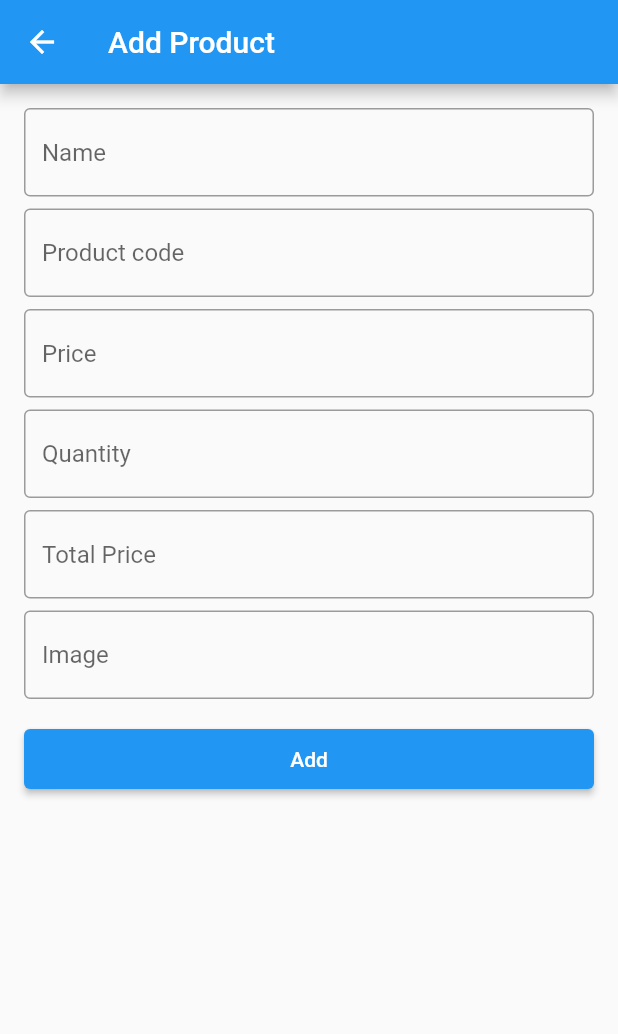
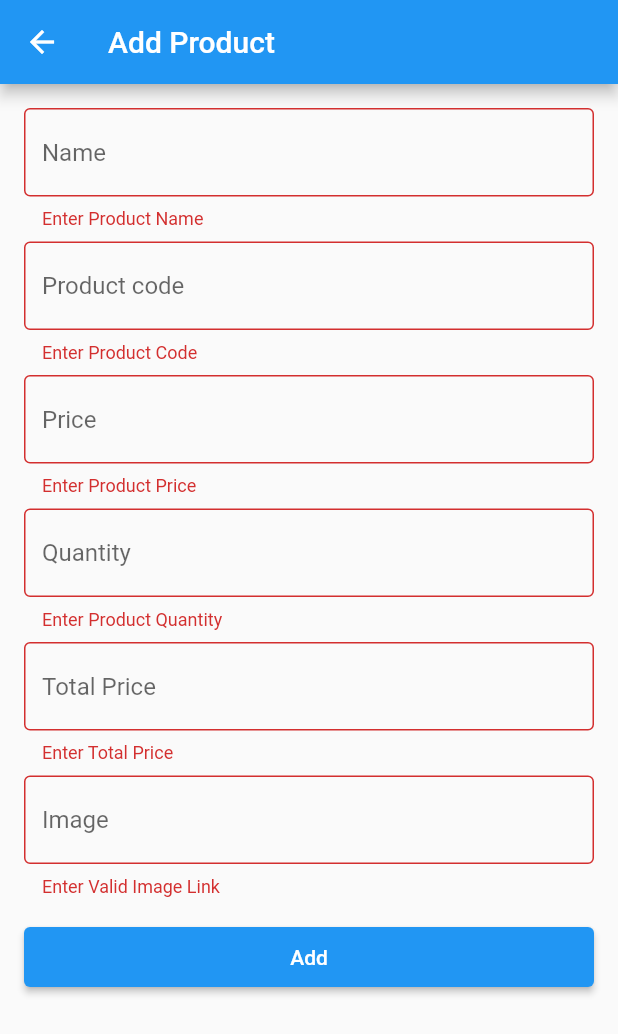
Before and after one commit to moniruzzaman76/Crud-App-Using-API, a Flutter app: the AddNewProductScreen screen opened directly, after a tap on "Add", on a phone screen of 412 x 824 dp. Shown: the top 1034 px of the screen. Run offline on Flutter 3.47's test engine with Material 2 defaults, Android fonts, the phone set to English and light mode, and no system bars; network calls fail.

Commit message:
completed created screen with api integration

```diff
--- a/lib/add_new_product_screen.dart
+++ b/lib/add_new_product_screen.dart
@@ -1,4 +1,6 @@
+import 'dart:convert';
 import 'package:flutter/material.dart';
+import 'package:http/http.dart';
 
 class AddNewProductScreen extends StatefulWidget {
   const AddNewProductScreen({Key? key}) : super(key: key);
@@ -8,6 +10,68 @@ class AddNewProductScreen extends StatefulWidget {
 }
 
 class _AddNewProductScreenState extends State<AddNewProductScreen> {
+
+  final TextEditingController nameEController = TextEditingController();
+  final TextEditingController productCodeEController = TextEditingController();
+  final TextEditingController priceEController = TextEditingController();
+  final TextEditingController quantityEController = TextEditingController();
+  final TextEditingController totalPriceEController = TextEditingController();
+  final TextEditingController imageEController = TextEditingController();
+
+  final _formKey = GlobalKey<FormState>();
+
+  bool _addInProgress = false;
+
+
+  void addProduct()async{
+    _addInProgress =true;
+    if(mounted){
+      setState(() {});
+    }
+
+    final url = Uri.parse("https://crud.teamrabbil.com/api/v1/CreateProduct");
+    final response = await post(
+        url,
+        headers: {"Content-Type": "application/json"},
+        body: jsonEncode({
+          "ProductName": nameEController.text,
+          "ProductCode": productCodeEController.text,
+          "Img":imageEController.text,
+          "UnitPrice": priceEController.text,
+          "Qty": quantityEController.text,
+          "TotalPrice": totalPriceEController.text,
+        })
+    );
+
+    _addInProgress =false;
+    if(mounted){
+      setState(() {});
+    }
+
+    final decodeResponse = jsonDecode(response.body);
+    if(response.statusCode == 200 && decodeResponse["status"]=="success"){
+
+      nameEController.clear();
+      productCodeEController.clear();
+      imageEController.clear();
+      priceEController.clear();
+      quantityEController.clear();
+      totalPriceEController.clear();
+
+      if(mounted){
+        ScaffoldMessenger.of(context).showSnackBar(const SnackBar(
+          backgroundColor: Colors.green,
+            content: Text("Successfully Add")));
+      }
+    }else{
+      if(mounted){
+        ScaffoldMessenger.of(context).showSnackBar(const SnackBar(
+            backgroundColor: Colors.red,
+            content: Text("failed data")));
+      }
+    }
+  }
+
   @override
   Widget build(BuildContext context) {
     return Scaffold(
@@ -17,39 +81,83 @@ class _AddNewProductScreenState extends State<AddNewProductScreen> {
       body: SingleChildScrollView(
         child: Padding(
           padding: const EdgeInsets.all(16),
+          child: Form(
+            key: _formKey,
             child: Column(
               children: [
                 TextFormField(
+                  validator: (value){
+                    if(value == null || value.isEmpty){
+                      return "Enter Product Name";
+                    }
+                    return null;
+                  },
+                  controller: nameEController,
                   decoration: const InputDecoration(hintText: 'Name'),
                 ),
                 const SizedBox(
                   height: 8,
                 ),
                 TextFormField(
+                  validator: (value){
+                    if(value == null || value.isEmpty){
+                      return "Enter Product Code";
+                    }
+                    return null;
+                  },
+                  controller: productCodeEController,
                   decoration: const InputDecoration(hintText: 'Product code'),
                 ),
                 const SizedBox(
                   height: 8,
                 ),
                 TextFormField(
+                  validator: (value){
+                    if(value == null || value.isEmpty){
+                      return "Enter Product Price";
+                    }
+                    return null;
+                  },
+                  controller: priceEController,
                   decoration: const InputDecoration(hintText: 'Price'),
                 ),
                 const SizedBox(
                   height: 8,
                 ),
                 TextFormField(
+                  validator: (value){
+                    if(value == null || value.isEmpty){
+                      return "Enter Product Quantity";
+                    }
+                    return null;
+                  },
+                  controller: quantityEController,
                   decoration: const InputDecoration(hintText: 'Quantity'),
                 ),
                 const SizedBox(
                   height: 8,
                 ),
                 TextFormField(
+                  validator: (value){
+                    if(value == null || value.isEmpty){
+                      return "Enter Total Price";
+                    }
+                    return null;
+                  },
+                  controller: totalPriceEController,
                   decoration: const InputDecoration(hintText: 'Total Price'),
                 ),
                 const SizedBox(
                   height: 8,
                 ),
                 TextFormField(
+                  validator: (value){
+                    if(value == null || value.isEmpty){
+                      return "Enter Valid Image Link";
+                    }
+                    return null;
+                  },
+                  controller: imageEController,
                   decoration: const InputDecoration(
                     hintText: 'Image',
                   ),
@@ -57,20 +165,28 @@ class _AddNewProductScreenState extends State<AddNewProductScreen> {
                 const SizedBox(
                   height: 16,
                 ),
-              SizedBox(
+                Visibility(
+                  visible: !_addInProgress,
+                  replacement: const Center(child: CircularProgressIndicator(),),
+                  child: SizedBox(
                     width: double.infinity,
                     child: ElevatedButton(
                       style: ElevatedButton.styleFrom(
                         padding: const EdgeInsets.symmetric(vertical: 12),
                       ),
-                  onPressed: () {},
+                      onPressed: ()async {
+                       if(_formKey.currentState!.validate()){
+                         addProduct();
+                       }},
                       child: const Text('Add'),
+                    ),
                   ),
                 )
               ],
             ),
           ),
         ),
+      ),
     );
   }
 }
--- a/lib/home_screen.dart
+++ b/lib/home_screen.dart
@@ -24,13 +24,14 @@ class _HomeScreenState extends State<HomeScreen> {
   }
 
    void getProduct() async{
+
     inProgress = true;
      String url = "https://crud.teamrabbil.com/api/v1/ReadProduct";
      Response response = await get(Uri.parse(url));
-     print(response.body);
 
      final Map<String,dynamic> jsonData = jsonDecode(response.body);
      if(response.statusCode == 200 && jsonData['status']== 'success'){
+       product.clear();
        for (var allData in jsonData['data'] ){
          product.add(Products.toJson(allData));
        }
@@ -57,7 +58,12 @@ class _HomeScreenState extends State<HomeScreen> {
           },
           child: const Icon(Icons.add),
         ),
-        body: inProgress? const Center(
+        body: RefreshIndicator(
+          color: Colors.green,
+          onRefresh: ()async{
+            getProduct();
+          },
+          child: inProgress? const Center(
             child:CircularProgressIndicator(),):ListView.separated(
             itemCount: product.length,
             itemBuilder: (context, index) {
@@ -103,17 +109,17 @@ class _HomeScreenState extends State<HomeScreen> {
                         );
                       });
                 },
-              title:  Text(product[index].productName.toString()),
+                title:  Text(product[index].productName),
                 subtitle:  Column(
                   crossAxisAlignment: CrossAxisAlignment.start,
                   children: [
-                  Text("Product code: ${product[index].productCode.toString()}"),
-                  Text("Total price: ${product[index].totalPrice.toString()}"),
-                  Text("Total Quantity: ${product[index].quantity.toString()}"),
+                    Text("Product code: ${product[index].productCode}"),
+                    Text("Total price: ${product[index].totalPrice}"),
+                    Text("Total Quantity: ${product[index].quantity}"),
                   ],
                 ),
                 leading: Image.network(
-                  product[index].image.toString(),
+                    product[index].image,
                     width: 50,
                     errorBuilder: ( context, object, stackTrace) {
                       return const Icon(
@@ -121,7 +127,7 @@ class _HomeScreenState extends State<HomeScreen> {
                         size: 32,
                       );
                     }),
-              trailing:  Text(product[index].unitPrice.toString()),
+                trailing:  Text(product[index].unitPrice),
               );
             },
             separatorBuilder: (BuildContext context, int index) {
@@ -130,6 +136,7 @@ class _HomeScreenState extends State<HomeScreen> {
                 color: Colors.grey,
               );
             },
+          ),
         ));
   }
 }
```
Also changed, not shown: lib/model_class.dart (+8 -8 lines), pubspec.lock. Lines whose indentation alone changed are shown as unchanged.
